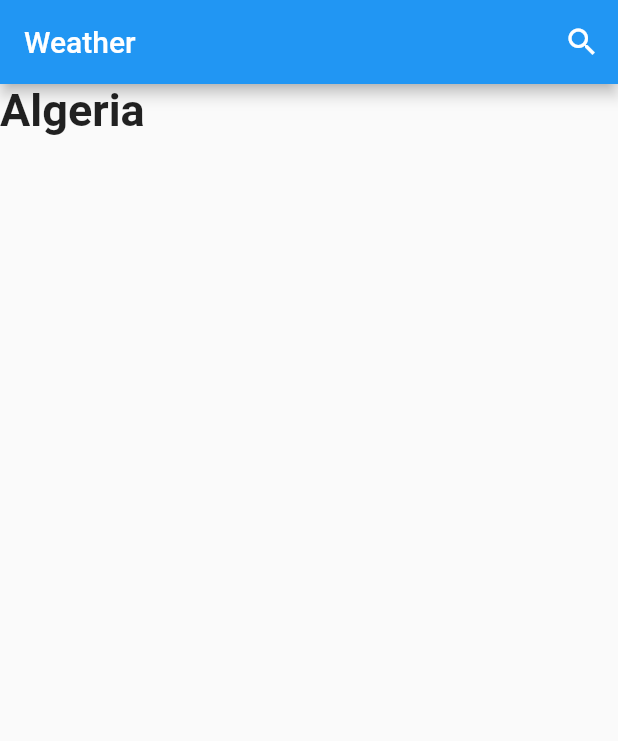
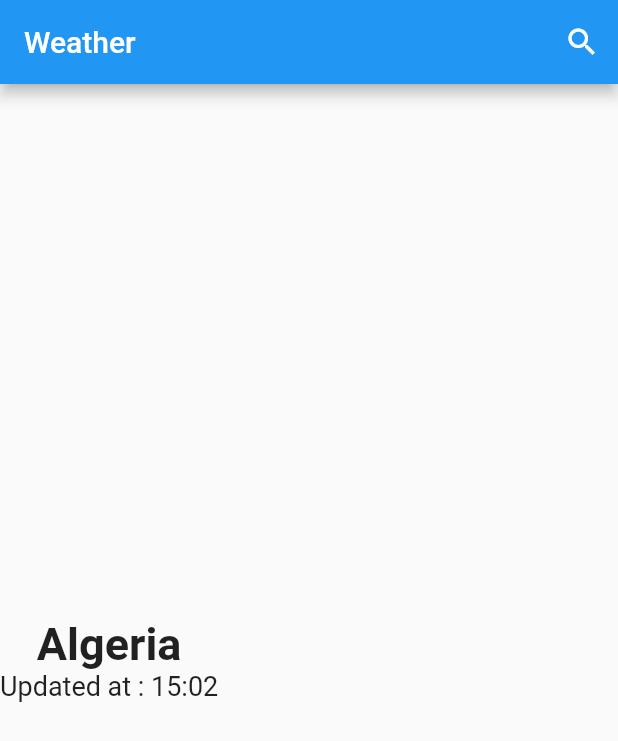
Before and after one commit to ImadDz-7/Weather-App, a Flutter app: the screen it shows after launch, on a phone screen of 412 x 824 dp. Shown: the top 741 px of the screen. Run offline on Flutter 3.47's test engine with Material 2 defaults, Android fonts, the phone set to English and light mode, and no system bars.

Commit message:
Adding two texts for the city and time request

```diff
--- a/lib/widgets/weather_info_body.dart
+++ b/lib/widgets/weather_info_body.dart
@@ -6,6 +6,7 @@ class WeatherInfoBody extends StatelessWidget {
   @override
   Widget build(BuildContext context) {
     return Column(
+      mainAxisAlignment: MainAxisAlignment.center,
       children: const [
         Text(
           'Algeria',
@@ -14,7 +15,12 @@ class WeatherInfoBody extends StatelessWidget {
             fontWeight: FontWeight.bold,
           ),
         ),
-        Text(''),
+        Text(
+          'Updated at : 15:02',
+          style: TextStyle(
+            fontSize: 18,
+          ),
+        ),
       ],
     );
   }
```
